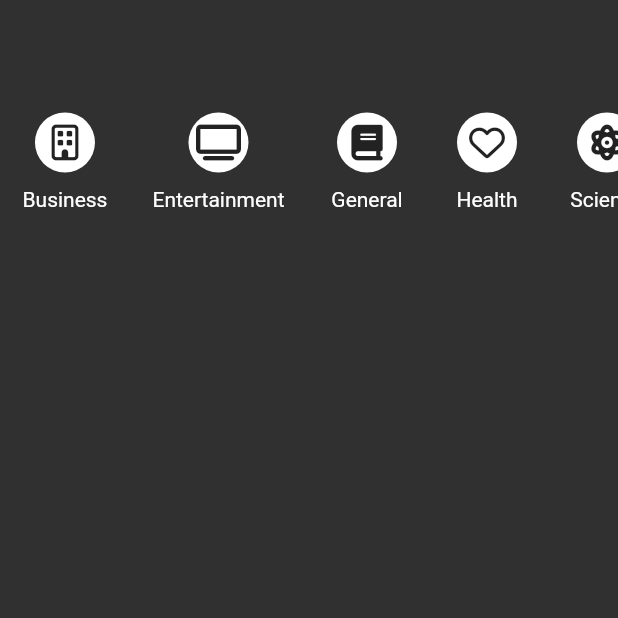
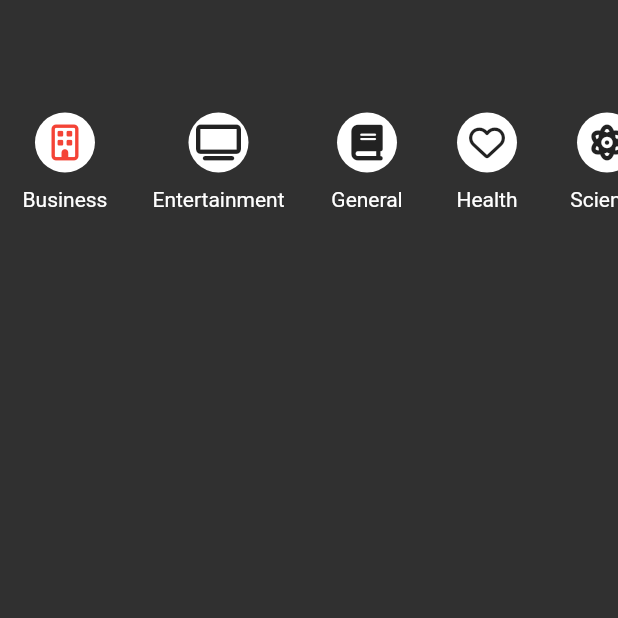
Before and after one commit to jcastroe1000/Flutter_IOS-Android, a Flutter app: the screen it shows after launch, swiped to page 2, on a phone screen of 412 x 824 dp, the top half of it. Run offline on Flutter 3.47's test engine with Material 2 defaults, Android fonts, the light colour scheme and no system bars; our stand-ins replace card_swiper, firebase_core, firebase_messaging, flutter_secure_storage, font_awesome_flutter, google_maps_flutter and 3 more; missing offline and left inert: flutter_barcode_scanner; accounts and stored records are empty; network calls fail.

Commit message:
creating method to query categories

```diff
--- a/app_noticias/lib/src/models/news_models.dart
+++ b/app_noticias/lib/src/models/news_models.dart
@@ -39,9 +39,9 @@ class Article {
     required this.source,
     this.author,
     required this.title,
-    required this.description,
+    this.description,
     this.url,
-    required this.urlToImage,
+    this.urlToImage,
     required this.publishedAt,
     this.content,
   });
@@ -49,9 +49,9 @@ class Article {
   Source source;
   String? author;
   String title;
-  String description;
+  String? description;
   String? url;
-  String urlToImage;
+  String? urlToImage;
   DateTime publishedAt;
   String? content;
 
--- a/app_noticias/lib/src/pages/tab2_page.dart
+++ b/app_noticias/lib/src/pages/tab2_page.dart
@@ -25,13 +25,14 @@ class _ListaCategorias extends StatelessWidget {
       scrollDirection: Axis.horizontal,
       itemCount: categories.length,
       itemBuilder: (BuildContext context, int index) {
+        final cName = categories[index].name;
         return Padding(
           padding: EdgeInsets.symmetric(horizontal: 15, vertical: 70),
           child: Column(
             children: [
               _CategoryButton(categories[index]),
               SizedBox(height: 5),
-              Text(categories[index].name)
+              Text('${cName[0].toUpperCase()}${cName.substring(1)}')
             ],
           ),
         );
@@ -47,19 +48,21 @@ class _CategoryButton extends StatelessWidget {
 
   @override
   Widget build(BuildContext context) {
+    final newsService = Provider.of<NewsService>(context);
     return GestureDetector(
       onTap: (() {
-        print('${categorias.name}');
+        final newsService = Provider.of<NewsService>(context, listen: false);
+        newsService.selectedCategory = categorias.name;
       }),
       child: Container(
         width: 40,
         height: 40,
         margin: EdgeInsets.symmetric(horizontal: 5, vertical: 5),
         decoration: BoxDecoration(shape: BoxShape.circle, color: Colors.white),
-        child: Icon(
-          categorias.icon,
-          color: Colors.black87,
-        ),
+        child: Icon(categorias.icon,
+            color: (newsService.selectedCategory == this.categorias.name)
+                ? Colors.red
+                : Colors.black87),
       ),
     );
   }
--- a/app_noticias/lib/src/services/new_service.dart
+++ b/app_noticias/lib/src/services/new_service.dart
@@ -9,18 +9,33 @@ final _APIKEY = 'ed94b02917ae4b67a1f2aef31855cafd';
 
 class NewsService with ChangeNotifier {
   List<Article> headlines = [];
+  String _selectedCategory = 'business';
+
   List<Category> categories = [
-    Category(FontAwesomeIcons.building, 'Business'),
-    Category(FontAwesomeIcons.tv, 'Entertainment'),
-    Category(FontAwesomeIcons.book, 'General'),
-    Category(FontAwesomeIcons.heart, 'Health'),
-    Category(FontAwesomeIcons.atom, 'Science'),
-    Category(FontAwesomeIcons.baseball, 'Dports'),
-    Category(FontAwesomeIcons.laptop, 'Technology'),
+    Category(FontAwesomeIcons.building, 'business'),
+    Category(FontAwesomeIcons.tv, 'entertainment'),
+    Category(FontAwesomeIcons.book, 'general'),
+    Category(FontAwesomeIcons.heart, 'health'),
+    Category(FontAwesomeIcons.atom, 'science'),
+    Category(FontAwesomeIcons.baseball, 'sports'),
+    Category(FontAwesomeIcons.laptop, 'technology'),
   ];
+
+  Map<String, List<Article>> categoryArticles = {};
 
   NewsService() {
     this.getTopHeadlines();
+    categories.forEach((item) {
+      this.categoryArticles[item.name] = [];
+    });
+  }
+
+  String get selectedCategory => this._selectedCategory;
+
+  set selectedCategory(String valor) {
+    this._selectedCategory = valor;
+    this.getArticlesByCategory(valor);
+    notifyListeners();
   }
 
   getTopHeadlines() async {
@@ -32,4 +47,16 @@ class NewsService with ChangeNotifier {
     print(headlines);
     notifyListeners();
   }
+
+  getArticlesByCategory(String category) async {
+    if (this.categoryArticles[category]!.length > 0) {
+      return categoryArticles[category];
+    }
+    final url = Uri.parse(
+        '$_URL_NEWS/top-headlines?apiKey=$_APIKEY&country=mx&category=$category');
+    final resp = await http.get(url);
+    final newsResponse = newsResponseFromJson(resp.body);
+    this.categoryArticles[category]!.addAll(newsResponse.articles);
+    notifyListeners();
+  }
 }
--- a/app_noticias/lib/src/widgets/lista_notificas.dart
+++ b/app_noticias/lib/src/widgets/lista_notificas.dart
@@ -120,7 +120,7 @@ class _TarjetaBody extends StatelessWidget {
       padding: EdgeInsets.symmetric(horizontal: 10, vertical: 20),
       child: Text(
         (noticia.description != null)
-            ? noticia.description
+            ? noticia.description!
             : 'No hay Descripción',
         style: TextStyle(
             fontSize: 15, fontWeight: FontWeight.bold, color: Colors.lightBlue),
```
